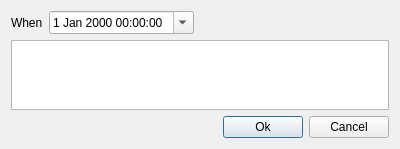
Qt form DialogNewWork.ui (edeforas/Foucault2) before a commit.
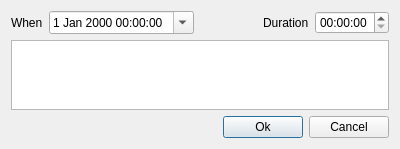
The same form after that commit. Icons and pictures are not drawn.

What changed in the file:
```diff
--- a/DialogNewWork.ui
+++ b/DialogNewWork.ui
@@ -10,7 +10,7 @@
     <x>0</x>
     <y>0</y>
     <width>400</width>
-    <height>138</height>
+    <height>148</height>
    </rect>
   </property>
   <property name="windowTitle">
@@ -84,6 +84,23 @@
        </property>
       </spacer>
      </item>
+     <item>
+      <widget class="QLabel" name="label_2">
+       <property name="text">
+        <string>Duration</string>
+       </property>
+      </widget>
+     </item>
+     <item>
+      <widget class="QTimeEdit" name="teDuration">
+       <property name="currentSection">
+        <enum>QDateTimeEdit::HourSection</enum>
+       </property>
+       <property name="displayFormat">
+        <string>HH:mm:ss</string>
+       </property>
+      </widget>
+     </item>
     </layout>
    </item>
   </layout>
```
